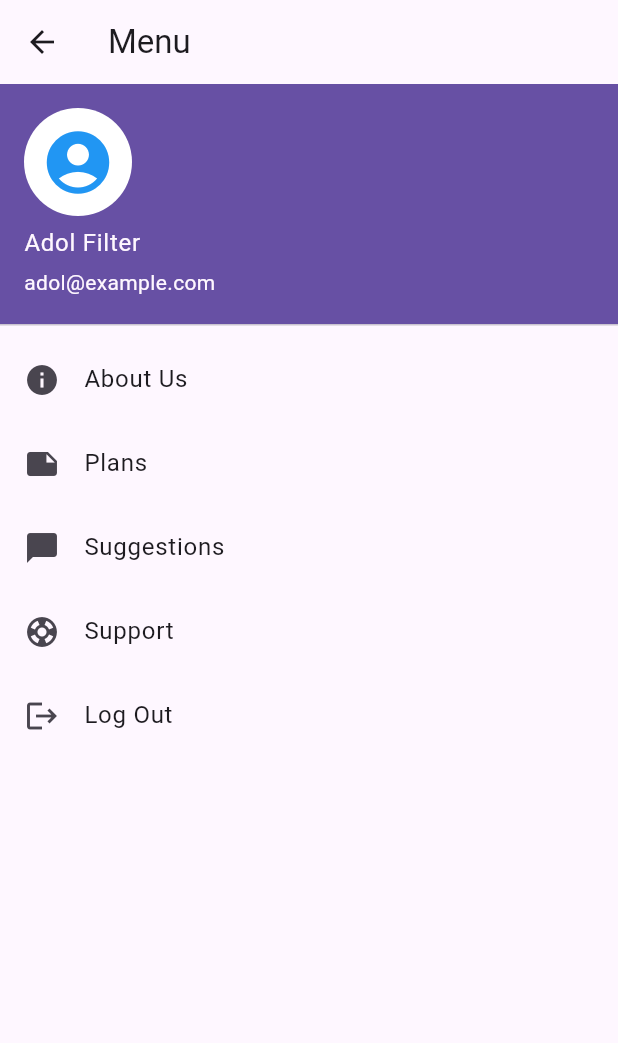
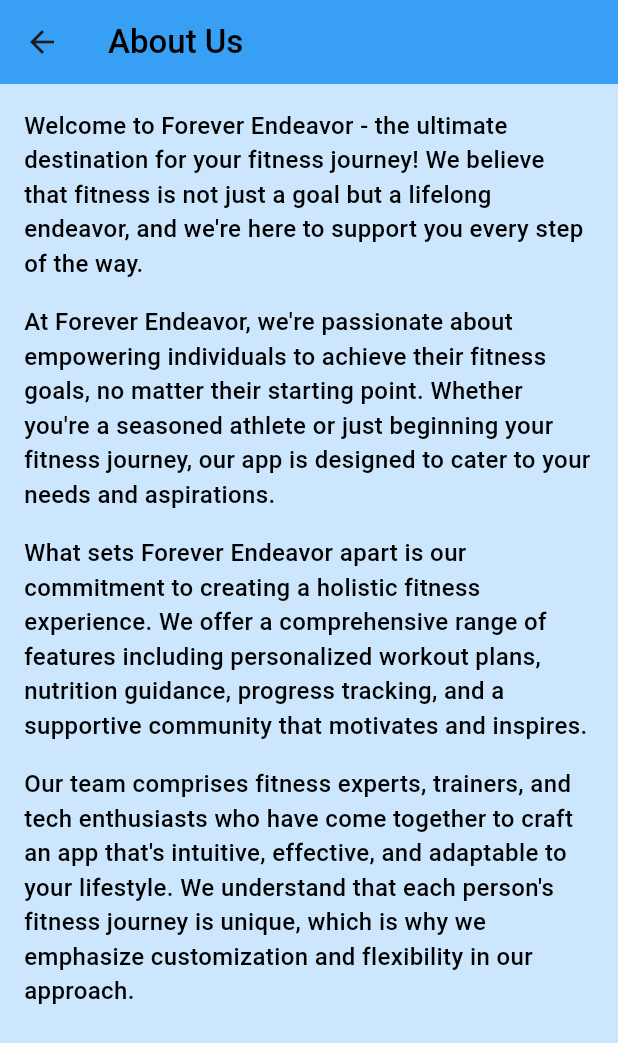
Before and after one commit to JERODIACUNA/FE, a Flutter app: the HamburgerMenuPage screen opened directly, after a tap on "About Us", on a phone screen of 412 x 824 dp. Shown: the top 1043 px of the screen. Run offline on Flutter 3.47's test engine with Material 3 defaults, Android fonts, the phone set to English and light mode, and no system bars; our stand-ins replace charts_flutter, video_player.

Commit message:
adding and updating

```diff
--- /dev/null
+++ b/fitnessapp/lib/about_us.dart
@@ -0,0 +1,73 @@
+import 'package:flutter/material.dart';
+
+class AboutUsScreen extends StatelessWidget {
+  @override
+  Widget build(BuildContext context) {
+    return Scaffold(
+      appBar: AppBar(
+        title: const Text(
+          'About Us',
+          style: TextStyle(
+            color: Colors.black,
+            fontFamily: 'Roboto',
+            fontWeight: FontWeight.w500,
+          ),
+        ),
+        backgroundColor: Colors.blue.withOpacity(0.9),
+      ),
+      body: Container(
+        decoration: BoxDecoration(
+          color: Colors.lightBlue.withOpacity(0.2), // Set the background color
+        ),
+        child: const Padding(
+          padding: EdgeInsets.all(16.0),
+          child: Column(
+            crossAxisAlignment: CrossAxisAlignment.start,
+            children: [
+              Text(
+                'Welcome to Forever Endeavor - the ultimate destination for your fitness journey! We believe that fitness is not just a goal but a lifelong endeavor, and we\'re here to support you every step of the way.',
+                style: TextStyle(
+                  fontSize: 16,
+                  color: Colors.black,
+                  fontFamily: 'Roboto',
+                  fontWeight: FontWeight.w500,
+                ),
+                // Adjust text color
+              ),
+              SizedBox(height: 16),
+              Text(
+                'At Forever Endeavor, we\'re passionate about empowering individuals to achieve their fitness goals, no matter their starting point. Whether you\'re a seasoned athlete or just beginning your fitness journey, our app is designed to cater to your needs and aspirations.',
+                style: TextStyle(
+                  fontSize: 16,
+                  color: Colors.black,
+                  fontFamily: 'Roboto',
+                  fontWeight: FontWeight.w500,
+                ), // Adjust text color
+              ),
+              SizedBox(height: 16),
+              Text(
+                'What sets Forever Endeavor apart is our commitment to creating a holistic fitness experience. We offer a comprehensive range of features including personalized workout plans, nutrition guidance, progress tracking, and a supportive community that motivates and inspires.',
+                style: TextStyle(
+                  fontSize: 16,
+                  color: Colors.black,
+                  fontFamily: 'Roboto',
+                  fontWeight: FontWeight.w500,
+                ), // Adjust text color
+              ),
+              SizedBox(height: 16),
+              Text(
+                'Our team comprises fitness experts, trainers, and tech enthusiasts who have come together to craft an app that\'s intuitive, effective, and adaptable to your lifestyle. We understand that each person\'s fitness journey is unique, which is why we emphasize customization and flexibility in our approach.',
+                style: TextStyle(
+                  fontSize: 16,
+                  color: Colors.black,
+                  fontFamily: 'Roboto',
+                  fontWeight: FontWeight.w500,
+                ), // Adjust text color
+              ),
+            ],
+          ),
+        ),
+      ),
+    );
+  }
+}
--- a/fitnessapp/lib/activity.dart
+++ b/fitnessapp/lib/activity.dart
@@ -91,8 +91,9 @@ class _ActivityScreenState extends State<ActivityScreen> {
                       },
                       child: Chip(
                         label: Text(day),
-                        backgroundColor:
-                            selectedDay == day ? Colors.blue : Colors.grey,
+                        backgroundColor: selectedDay == day
+                            ? Colors.blue
+                            : Colors.lightBlue.withOpacity(0.25),
                       ),
                     ),
                   ),
--- a/fitnessapp/lib/homepage.dart
+++ b/fitnessapp/lib/homepage.dart
@@ -3,6 +3,8 @@ import 'package:flutter/material.dart';
 import 'package:fitnessapp/player.dart'; // Replace with the correct import path
 import 'activity.dart';
 import 'notification.dart';
+import 'about_us.dart';
+import 'settings.dart';
 
 void main() {
   runApp(HomePage());
@@ -130,6 +132,7 @@ class _HomePageState extends State<HomePage> {
       ),
       home: Scaffold(
         appBar: AppBar(
+          backgroundColor: Colors.blue.withOpacity(0.9),
           centerTitle: true,
           leading: IconButton(
             icon: const Icon(Icons.menu),
@@ -198,7 +201,15 @@ class _HomePageState extends State<HomePage> {
                       color: Colors.lightBlue.withOpacity(0.25),
                       child: const ListTile(
                         leading: Icon(Icons.calendar_today),
-                        title: Text('This Week\'s Activity'),
+                        title: Text(
+                          'This Week\'s Activity',
+                          style: TextStyle(
+                            fontSize: 16,
+                            color: Colors.black,
+                            fontFamily: 'Roboto',
+                            fontWeight: FontWeight.w500,
+                          ),
+                        ),
                         subtitle: Text('8.00 AM - 11.30 AM'),
                       ),
                     ),
@@ -297,10 +308,17 @@ class RecommendationClass extends StatelessWidget {
   }
 }
 
-class CategoriesRow extends StatelessWidget {
+class CategoriesRow extends StatefulWidget {
   final Function(String) onCategorySelected;
 
   const CategoriesRow({required this.onCategorySelected});
+
+  @override
+  _CategoriesRowState createState() => _CategoriesRowState();
+}
+
+class _CategoriesRowState extends State<CategoriesRow> {
+  String selectedCategory = '';
 
   @override
   Widget build(BuildContext context) {
@@ -323,25 +341,50 @@ class CategoriesRow extends StatelessWidget {
           child: Row(
             children: [
               CategoryItem(
-                  title: 'Aerobic Exercise', onSelected: onCategorySelected),
+                title: 'Aerobic Exercise',
+                onSelected: onCategorySelected,
+                isSelected: selectedCategory == 'Aerobic Exercise',
+              ),
               CategoryItem(
-                  title: 'Strength Training', onSelected: onCategorySelected),
-              CategoryItem(title: 'Stretching', onSelected: onCategorySelected),
+                title: 'Strength Training',
+                onSelected: onCategorySelected,
+                isSelected: selectedCategory == 'Strength Training',
+              ),
               CategoryItem(
-                  title: 'Balance Exercise', onSelected: onCategorySelected),
+                title: 'Stretching',
+                onSelected: onCategorySelected,
+                isSelected: selectedCategory == 'Stretching',
+              ),
+              CategoryItem(
+                title: 'Balance Exercise',
+                onSelected: onCategorySelected,
+                isSelected: selectedCategory == 'Balance Exercise',
+              ),
             ],
           ),
         ),
       ],
     );
   }
+
+  void onCategorySelected(String category) {
+    setState(() {
+      selectedCategory = category;
+    });
+    widget.onCategorySelected(category);
+  }
 }
 
 class CategoryItem extends StatelessWidget {
   final String title;
   final Function(String) onSelected;
+  final bool isSelected;
 
-  const CategoryItem({required this.title, required this.onSelected});
+  const CategoryItem({
+    required this.title,
+    required this.onSelected,
+    required this.isSelected,
+  });
 
   @override
   Widget build(BuildContext context) {
@@ -349,7 +392,8 @@ class CategoryItem extends StatelessWidget {
       padding: const EdgeInsets.symmetric(horizontal: 8.0),
       child: ActionChip(
         label: Text(title),
-        backgroundColor: Colors.lightBlue.withOpacity(0.25),
+        backgroundColor:
+            isSelected ? Colors.blue : Colors.lightBlue.withOpacity(0.25),
         onPressed: () {
           onSelected(title); // Notify selected category
         },
@@ -388,55 +432,117 @@ class HamburgerMenuPage extends StatelessWidget {
   Widget build(BuildContext context) {
     return Scaffold(
       appBar: AppBar(
-        title: const Text('Menu'),
+        backgroundColor: Colors.blue.withOpacity(0.9),
+        title: const Text(
+          'Menu',
+          style: TextStyle(
+            color: Colors.white,
+            fontFamily: 'Roboto',
+            fontWeight: FontWeight.w500,
+          ),
+        ),
       ),
       body: ListView(
         children: [
-          // UserAccountsDrawerHeader with default user info
+          // Updated UserAccountsDrawerHeader with user picture
           UserAccountsDrawerHeader(
-            accountName: Text(defaultUsername),
-            accountEmail: Text(defaultEmail),
-            currentAccountPicture: const CircleAvatar(
-              // You can add a default user picture here
-              backgroundColor: Colors.white,
-              child: Icon(
-                Icons.account_circle,
-                size: 50,
-                color: Colors.blue,
+            accountName: Text(
+              defaultUsername,
+            ),
+            accountEmail: Text(
+              defaultEmail,
+            ),
+            decoration: const BoxDecoration(
+              image: DecorationImage(
+                image: AssetImage('lib/assets/bocchibg.gif'),
+                fit: BoxFit.cover,
               ),
             ),
+            currentAccountPicture: const CircleAvatar(
+              backgroundImage: AssetImage('lib/assets/bochii.gif'),
+            ),
           ),
+
           ListTile(
-            leading: const Icon(Icons.info),
-            title: const Text('About Us'),
+            leading: const Icon(Icons.settings),
+            title: const Text(
+              'Settings',
+              style: TextStyle(
+                fontSize: 16,
+                color: Colors.black,
+                fontFamily: 'Roboto',
+                fontWeight: FontWeight.w500,
+              ),
+            ),
             onTap: () {
-              // Implement navigation to the about us page
-            },
-          ),
-          ListTile(
-            leading: const Icon(Icons.note),
-            title: const Text('Plans'),
-            onTap: () {
-              // Implement navigation to the plans page
+              Navigator.push(
+                context,
+                MaterialPageRoute(
+                  builder: (BuildContext context) => SettingsScreen(),
+                ),
+              );
             },
           ),
           ListTile(
             leading: const Icon(Icons.chat_bubble),
-            title: const Text('Suggestions'),
+            title: const Text(
+              'Suggestions',
+              style: TextStyle(
+                fontSize: 16,
+                color: Colors.black,
+                fontFamily: 'Roboto',
+                fontWeight: FontWeight.w500,
+              ),
+            ),
             onTap: () {
               // Implement navigation to the suggestions page
             },
           ),
           ListTile(
             leading: const Icon(Icons.support),
-            title: const Text('Support'),
+            title: const Text(
+              'Support',
+              style: TextStyle(
+                fontSize: 16,
+                color: Colors.black,
+                fontFamily: 'Roboto',
+                fontWeight: FontWeight.w500,
+              ),
+            ),
             onTap: () {
               // Implement navigation to the support page
             },
           ),
           ListTile(
+            leading: const Icon(Icons.info),
+            title: const Text(
+              'About Us',
+              style: TextStyle(
+                fontSize: 16,
+                color: Colors.black,
+                fontFamily: 'Roboto',
+                fontWeight: FontWeight.w500,
+              ),
+            ),
+            onTap: () {
+              Navigator.push(
+                context,
+                MaterialPageRoute(
+                    builder: (BuildContext context) => AboutUsScreen()),
+              );
+            },
+          ),
+          ListTile(
             leading: const Icon(Icons.logout),
-            title: const Text('Log Out'),
+            title: const Text(
+              'Log Out',
+              style: TextStyle(
+                fontSize: 16,
+                color: Colors.black,
+                fontFamily: 'Roboto',
+                fontWeight: FontWeight.w500,
+              ),
+            ),
             onTap: () {
               Navigator.pushReplacement(
                   context,
--- a/fitnessapp/lib/information.dart
+++ b/fitnessapp/lib/information.dart
@@ -50,12 +50,12 @@ class _InformationState extends State<Information> {
               ),
               const TextField(
                 decoration: InputDecoration(
-                  labelText: 'Height',
+                  labelText: 'Height(cm)',
                 ),
               ),
               const TextField(
                 decoration: InputDecoration(
-                  labelText: 'Weight',
+                  labelText: 'Weight(kg)',
                 ),
               ),
               const SizedBox(
--- a/fitnessapp/lib/notification.dart
+++ b/fitnessapp/lib/notification.dart
@@ -33,7 +33,7 @@ class _NotificationListState extends State<NotificationList> {
     NotificationItem(
         DateTime(2023, 11, 22), 'Upgrade Now For A Premium FE Account'),
     NotificationItem(
-        DateTime(2023, 11, 22), 'Good Job Finishing All The Exercise'),
+        DateTime(2023, 11, 22), 'Good Job Finishing All The Exercises'),
   ];
 
   @override
--- a/fitnessapp/lib/player.dart
+++ b/fitnessapp/lib/player.dart
@@ -16,8 +16,8 @@ class _PlayerScreenState extends State<PlayerScreen> {
   @override
   void initState() {
     super.initState();
-    _controller = VideoPlayerController.network(
-      widget.workoutDetails?['videoUrl'] ?? '',
+    _controller = VideoPlayerController.asset(
+      widget.workoutDetails?['lib/assets/vidwo.mp4'] ?? '',
     )..initialize().then((_) {
         _controller.setLooping(true); // Set the video to loop
         _controller.play(); // Start playing the video
@@ -34,7 +34,7 @@ class _PlayerScreenState extends State<PlayerScreen> {
   Widget build(BuildContext context) {
     return Scaffold(
       appBar: AppBar(
-        title: const Text('Workout Player'),
+        title: const Text('Workout'),
       ),
       body: Center(
         child: Column(
--- a/fitnessapp/pubspec.yaml
+++ b/fitnessapp/pubspec.yaml
@@ -11,6 +11,7 @@ dependencies:
     sdk: flutter
   video_player: ^2.2.17
   charts_flutter: ^0.12.0
+  flutter_svg: ^2.0.9
 
 dev_dependencies:
   flutter_test:
@@ -32,3 +33,7 @@ flutter:
         - asset: lib/assets/Roboto/Roboto-Regular.ttf
   assets:
     - lib\assets\logo.png
+    - lib\assets\sticker_2.gif
+    - lib\assets\bochii.gif
+    - lib/assets/bocchibg.gif
+    - lib\assets\vidwo.mp4
```
Also changed, not shown: fitnessapp/lib/settings.dart (added, +158 -0 lines), fitnessapp/lib/assets/bocchibg.gif (added), fitnessapp/lib/assets/bochii.gif (added), fitnessapp/lib/assets/sticker_2.gif (added), fitnessapp/pubspec.lock, 1 other file.
